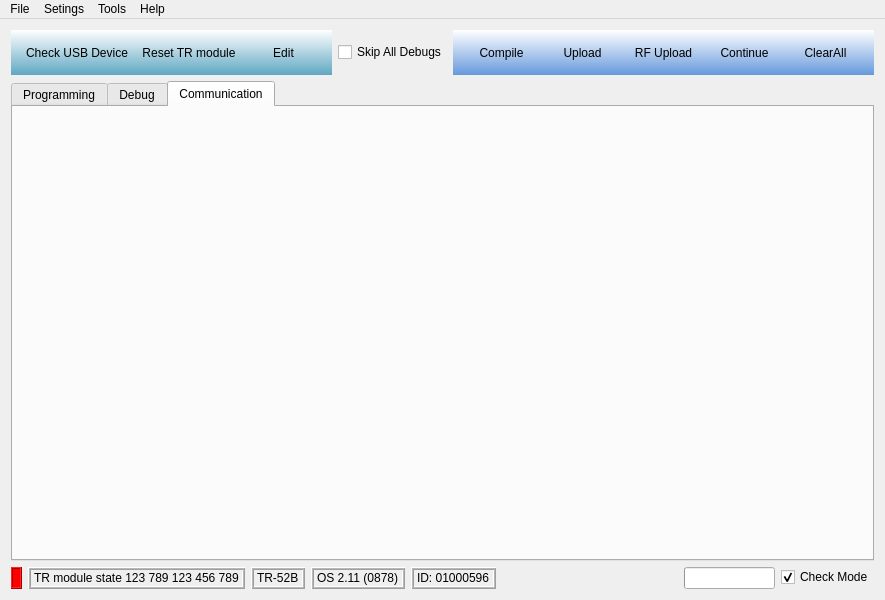
This is IDE/iqrf_ide/mainwindow.ui in nandra/IDE as Qt 5 draws it before an edit. The edited form follows.
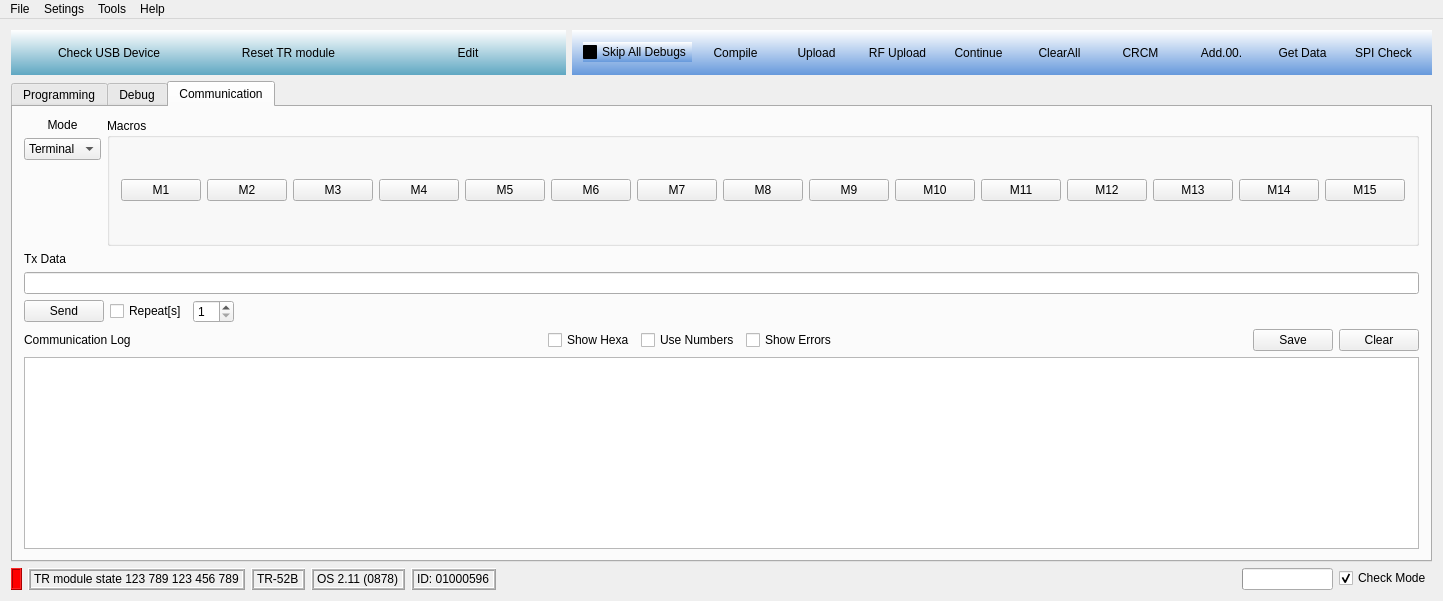
This is the edited form. The open tabs and pages were chosen to show the change.

Diff of the .ui file:
```diff
--- a/IDE/iqrf_ide/mainwindow.ui
+++ b/IDE/iqrf_ide/mainwindow.ui
@@ -6,16 +6,16 @@
    <rect>
     <x>0</x>
     <y>0</y>
-    <width>800</width>
-    <height>600</height>
+    <width>934</width>
+    <height>601</height>
    </rect>
   </property>
   <property name="windowTitle">
    <string>MainWindow</string>
   </property>
   <widget class="QWidget" name="centralWidget">
-   <layout class="QGridLayout" name="gridLayout_5">
-    <item row="0" column="0">
+   <layout class="QVBoxLayout" name="verticalLayout_8">
+    <item>
      <layout class="QVBoxLayout" name="verticalLayout">
       <item>
        <layout class="QHBoxLayout" name="horizontalLayout_7">
@@ -62,13 +62,6 @@
           </layout>
          </widget>
         </item>
-        <item>
-         <widget class="QCheckBox" name="skipAllDebugBox">
-          <property name="text">
-           <string>Skip All Debugs</string>
-          </property>
-         </widget>
-        </item>
         <item>
          <widget class="QWidget" name="widget_2" native="true">
           <property name="styleSheet">
@@ -78,6 +71,13 @@
           <layout class="QHBoxLayout" name="horizontalLayout_6">
            <item>
             <layout class="QHBoxLayout" name="horizontalLayout_5">
+             <item>
+              <widget class="QCheckBox" name="skipAllDebugBox">
+               <property name="text">
+                <string>Skip All Debugs</string>
+               </property>
+              </widget>
+             </item>
              <item>
               <widget class="QPushButton" name="compileBtn">
                <property name="text">
@@ -128,6 +128,46 @@
                </property>
               </widget>
              </item>
+             <item>
+              <widget class="QPushButton" name="crcmBtn">
+               <property name="text">
+                <string>CRCM</string>
+               </property>
+               <property name="flat">
+                <bool>true</bool>
+               </property>
+              </widget>
+             </item>
+             <item>
+              <widget class="QPushButton" name="add00Btn">
+               <property name="text">
+                <string>Add.00.</string>
+               </property>
+               <property name="flat">
+                <bool>true</bool>
+               </property>
+              </widget>
+             </item>
+             <item>
+              <widget class="QPushButton" name="getDataBtn">
+               <property name="text">
+                <string>Get Data</string>
+               </property>
+               <property name="flat">
+                <bool>true</bool>
+               </property>
+              </widget>
+             </item>
+             <item>
+              <widget class="QPushButton" name="spiCheckBtn">
+               <property name="text">
+                <string>SPI Check</string>
+               </property>
+               <property name="flat">
+                <bool>true</bool>
+               </property>
+              </widget>
+             </item>
             </layout>
            </item>
           </layout>
@@ -662,6 +702,309 @@
          <attribute name="title">
           <string>Communication</string>
          </attribute>
+         <layout class="QVBoxLayout" name="verticalLayout_14">
+          <item>
+           <layout class="QVBoxLayout" name="verticalLayout_10">
+            <item>
+             <layout class="QGridLayout" name="gridLayout_6">
+              <item row="0" column="0">
+               <layout class="QVBoxLayout" name="verticalLayout_9">
+                <item>
+                 <widget class="QLabel" name="modeLbl">
+                  <property name="layoutDirection">
+                   <enum>Qt::LeftToRight</enum>
+                  </property>
+                  <property name="text">
+                   <string>Mode</string>
+                  </property>
+                  <property name="alignment">
+                   <set>Qt::AlignCenter</set>
+                  </property>
+                 </widget>
+                </item>
+                <item>
+                 <widget class="QComboBox" name="modeBox">
+                  <item>
+                   <property name="text">
+                    <string>Terminal</string>
+                   </property>
+                  </item>
+                  <item>
+                   <property name="text">
+                    <string>Raw</string>
+                   </property>
+                  </item>
+                 </widget>
+                </item>
+                <item>
+                 <spacer name="verticalSpacer">
+                  <property name="orientation">
+                   <enum>Qt::Vertical</enum>
+                  </property>
+                  <property name="sizeHint" stdset="0">
+                   <size>
+                    <width>20</width>
+                    <height>40</height>
+                   </size>
+                  </property>
+                 </spacer>
+                </item>
+               </layout>
+              </item>
+              <item row="0" column="1">
+               <widget class="QGroupBox" name="macrosBox">
+                <property name="title">
+                 <string>Macros</string>
+                </property>
+                <layout class="QGridLayout" name="gridLayout_5">
+                 <item row="0" column="0">
+                  <widget class="QPushButton" name="m1Btn">
+                   <property name="text">
+                    <string>M1</string>
+                   </property>
+                  </widget>
+                 </item>
+                 <item row="0" column="1">
+                  <widget class="QPushButton" name="m2Btn">
+                   <property name="text">
+                    <string>M2</string>
+                   </property>
+                  </widget>
+                 </item>
+                 <item row="0" column="2">
+                  <widget class="QPushButton" name="m3Btn">
+                   <property name="text">
+                    <string>M3</string>
+                   </property>
+                  </widget>
+                 </item>
+                 <item row="0" column="3">
+                  <widget class="QPushButton" name="m4Btn">
+                   <property name="text">
+                    <string>M4</string>
+                   </property>
+                  </widget>
+                 </item>
+                 <item row="0" column="4">
+                  <widget class="QPushButton" name="m5Btn">
+                   <property name="text">
+                    <string>M5</string>
+                   </property>
+                  </widget>
+                 </item>
+                 <item row="0" column="5">
+                  <widget class="QPushButton" name="m6Btn">
+                   <property name="text">
+                    <string>M6</string>
+                   </property>
+                  </widget>
+                 </item>
+                 <item row="0" column="6">
+                  <widget class="QPushButton" name="m7Btn">
+                   <property name="text">
+                    <string>M7</string>
+                   </property>
+                  </widget>
+                 </item>
+                 <item row="0" column="7">
+                  <widget class="QPushButton" name="m8Btn">
+                   <property name="text">
+                    <string>M8</string>
+                   </property>
+                  </widget>
+                 </item>
+                 <item row="0" column="8">
+                  <widget class="QPushButton" name="m9Btn">
+                   <property name="text">
+                    <string>M9</string>
+                   </property>
+                  </widget>
+                 </item>
+                 <item row="0" column="9">
+                  <widget class="QPushButton" name="m10Btn">
+                   <property name="text">
+                    <string>M10</string>
+                   </property>
+                  </widget>
+                 </item>
+                 <item row="0" column="10">
+                  <widget class="QPushButton" name="m11Btn">
+                   <property name="text">
+                    <string>M11</string>
+                   </property>
+                  </widget>
+                 </item>
+                 <item row="0" column="11">
+                  <widget class="QPushButton" name="m12Btn">
+                   <property name="text">
+                    <string>M12</string>
+                   </property>
+                  </widget>
+                 </item>
+                 <item row="0" column="12">
+                  <widget class="QPushButton" name="m13Btn">
+                   <property name="text">
+                    <string>M13</string>
+                   </property>
+                  </widget>
+                 </item>
+                 <item row="0" column="13">
+                  <widget class="QPushButton" name="m14Btn">
+                   <property name="text">
+                    <string>M14</string>
+                   </property>
+                  </widget>
+                 </item>
+                 <item row="0" column="14">
+                  <widget class="QPushButton" name="m15Btn">
+                   <property name="text">
+                    <string>M15</string>
+                   </property>
+                  </widget>
+                 </item>
+                </layout>
+               </widget>
+              </item>
+             </layout>
+            </item>
+            <item>
+             <layout class="QVBoxLayout" name="verticalLayout_13">
+              <item>
+               <layout class="QVBoxLayout" name="verticalLayout_11">
+                <item>
+                 <widget class="QLabel" name="txdataLbl">
+                  <property name="text">
+                   <string>Tx Data</string>
+                  </property>
+                 </widget>
+                </item>
+                <item>
+                 <widget class="QLineEdit" name="lineEdit"/>
+                </item>
+                <item>
+                 <layout class="QHBoxLayout" name="horizontalLayout_13">
+                  <item>
+                   <widget class="QPushButton" name="txdataSendBtn">
+                    <property name="text">
+                     <string>Send</string>
+                    </property>
+                   </widget>
+                  </item>
+                  <item>
+                   <widget class="QCheckBox" name="checkBox">
+                    <property name="text">
+                     <string>Repeat[s]</string>
+                    </property>
+                   </widget>
+                  </item>
+                  <item>
+                   <widget class="QSpinBox" name="repeatSpinBox">
+                    <property name="minimum">
+                     <number>1</number>
+                    </property>
+                   </widget>
+                  </item>
+                  <item>
+                   <spacer name="horizontalSpacer_10">
+                    <property name="orientation">
+                     <enum>Qt::Horizontal</enum>
+                    </property>
+                    <property name="sizeHint" stdset="0">
+                     <size>
+                      <width>658</width>
+                      <height>20</height>
+                     </size>
+                    </property>
+                   </spacer>
+                  </item>
+                 </layout>
+                </item>
+               </layout>
+              </item>
+              <item>
+               <layout class="QVBoxLayout" name="verticalLayout_12">
+                <item>
+                 <layout class="QHBoxLayout" name="horizontalLayout_14">
+                  <item>
+                   <widget class="QLabel" name="label">
+                    <property name="text">
+                     <string>Communication Log</string>
+                    </property>
+                   </widget>
+                  </item>
+                  <item>
+                   <spacer name="horizontalSpacer_12">
+                    <property name="orientation">
+                     <enum>Qt::Horizontal</enum>
+                    </property>
+                    <property name="sizeHint" stdset="0">
+                     <size>
+                      <width>40</width>
+                      <height>20</height>
+                     </size>
+                    </property>
+                   </spacer>
+                  </item>
+                  <item>
+                   <widget class="QCheckBox" name="checkBox_2">
+                    <property name="text">
+                     <string>Show Hexa</string>
+                    </property>
+                   </widget>
+                  </item>
+                  <item>
+                   <widget class="QCheckBox" name="checkBox_3">
+                    <property name="text">
+                     <string>Use Numbers</string>
+                    </property>
+                   </widget>
+                  </item>
+                  <item>
+                   <widget class="QCheckBox" name="checkBox_4">
+                    <property name="text">
+                     <string>Show Errors</string>
+                    </property>
+                   </widget>
+                  </item>
+                  <item>
+                   <spacer name="horizontalSpacer_11">
+                    <property name="orientation">
+                     <enum>Qt::Horizontal</enum>
+                    </property>
+                    <property name="sizeHint" stdset="0">
+                     <size>
+                      <width>118</width>
+                      <height>20</height>
+                     </size>
+                    </property>
+                   </spacer>
+                  </item>
+                  <item>
+                   <widget class="QPushButton" name="pushButton">
+                    <property name="text">
+                     <string>Save</string>
+                    </property>
+                   </widget>
+                  </item>
+                  <item>
+                   <widget class="QPushButton" name="pushButton_2">
+                    <property name="text">
+                     <string>Clear</string>
+                    </property>
+                   </widget>
+                  </item>
+                 </layout>
+                </item>
+                <item>
+                 <widget class="QListWidget" name="listWidget"/>
+                </item>
+               </layout>
+              </item>
+             </layout>
+            </item>
+           </layout>
+          </item>
+         </layout>
         </widget>
        </widget>
       </item>
@@ -826,7 +1169,7 @@
     <rect>
      <x>0</x>
      <y>0</y>
-     <width>800</width>
+     <width>934</width>
      <height>26</height>
     </rect>
    </property>
```
Left out of the diff: 411 changed lines with no effect on the pictures. Lines whose indentation alone changed are shown as unchanged.
